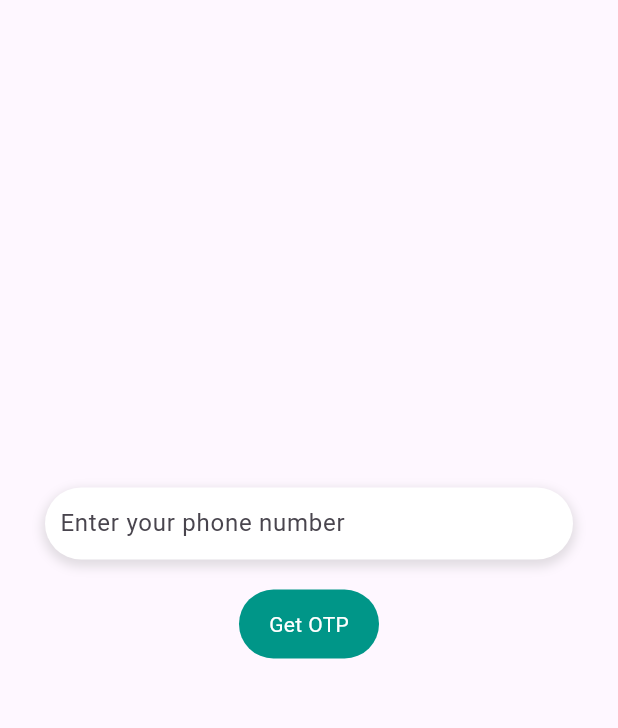
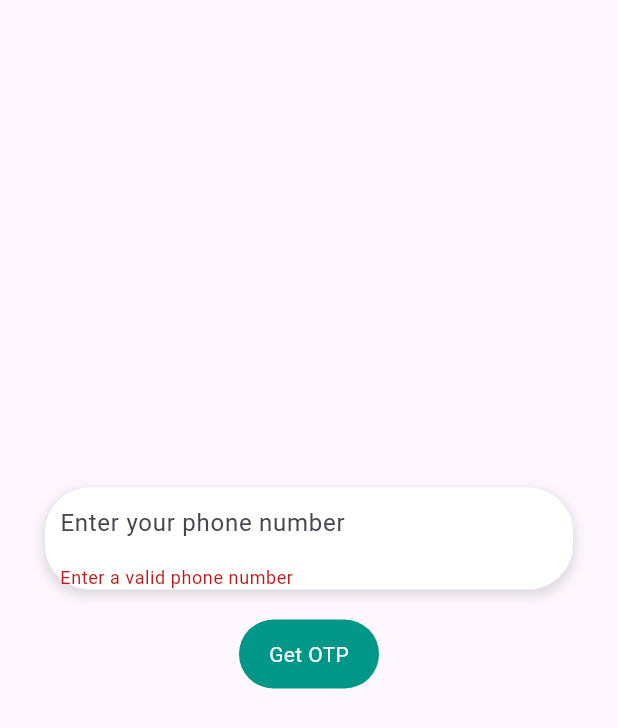
Before and after one commit to sahla01/kylatask, a Flutter app: the OtpPage screen opened directly, after a tap on "Get OTP", on a phone screen of 412 x 824 dp. Shown: the top 728 px of the screen. Run offline on Flutter 3.47's test engine with Material 3 defaults, Android fonts, the phone set to English and light mode, and no system bars; our stand-ins replace cloud_firestore, firebase_auth, firebase_core, firebase_storage, fluttertoast, google_sign_in and 2 more; accounts and stored records are empty.

Commit message:
validator added

```diff
--- a/lib/Login_page.dart
+++ b/lib/Login_page.dart
@@ -45,6 +45,7 @@ class _LoginPageState extends State<LoginPage> {
   TextEditingController emailcontroller =TextEditingController();
   TextEditingController passwordcontroller =TextEditingController();
   var visibility = true;
+  final _loginKey=GlobalKey<FormState>();
 
   @override
   Widget build(BuildContext context) {
@@ -65,6 +66,8 @@ class _LoginPageState extends State<LoginPage> {
     return Scaffold(
       body: SafeArea(
           child: SingleChildScrollView(
+            child: Form(
+              key:_loginKey,
               child: Column(
                 children: [
                   SizedBox(height:70),
@@ -132,10 +135,11 @@ class _LoginPageState extends State<LoginPage> {
                         ],
                       ),
                       child: TextFormField(
+
                         style: TextStyle(color: Colors.black),
                         validator: (value) {
-                        if (value != passwordcontroller.text) {
-                          return "Enter  password does not match";
+                          if (value!.isEmpty || value!.length<8) {
+                            return "Enter a Valid Password";
                           }
 
                           else
@@ -183,6 +187,9 @@ class _LoginPageState extends State<LoginPage> {
                   InkWell(
                       onTap: () {
 
+                       bool valid= _loginKey.currentState!.validate();
+                       if(valid){
+
                          FirebaseAuth.instance.signInWithEmailAndPassword(email: emailcontroller.text, password: passwordcontroller.text).then((value) {
 
 
@@ -191,6 +198,7 @@ class _LoginPageState extends State<LoginPage> {
 
 
                          });
+                       }
 
                       },
                       child: Container(
@@ -262,6 +270,7 @@ class _LoginPageState extends State<LoginPage> {
                   )
                 ],
               ),
+            ),
           )),
     );
   }
--- a/lib/otp_page.dart
+++ b/lib/otp_page.dart
@@ -17,11 +17,14 @@ class _OtpPageState extends State<OtpPage> {
   TextEditingController countryController = TextEditingController();
   TextEditingController phoneController = TextEditingController();
   var phone = "";
+  final otpKey=GlobalKey<FormState>();
 
   @override
   Widget build(BuildContext context) {
     return Scaffold(
-      body: Column(
+      body: Form(
+        key: otpKey,
+        child: Column(
           children: [
             SizedBox(height: 300,),
             Padding(
@@ -65,6 +68,8 @@ class _OtpPageState extends State<OtpPage> {
             InkWell(
                 onTap: () async{
 
+                 if(otpKey.currentState!.validate()){
+
                    String phoneNumber = '+91${phonecontrollers.text}.}';
 
                    // Check if OTP verification is already done
@@ -100,6 +105,7 @@ class _OtpPageState extends State<OtpPage> {
                      // OTP is already verified, directly sign in
                      signInWithPhoneNumber(null); // Pass null as credential
                    }
+                 }
                   // _showRequestDialog();
                 },
                 child: Container(
@@ -116,6 +122,7 @@ class _OtpPageState extends State<OtpPage> {
                       ),
                     ))),
           ],
+        ),
       ),
     );
   }
```
Also changed, not shown: lib/sign_up_page.dart (+13 -3 lines). Lines whose indentation alone changed are shown as unchanged.
